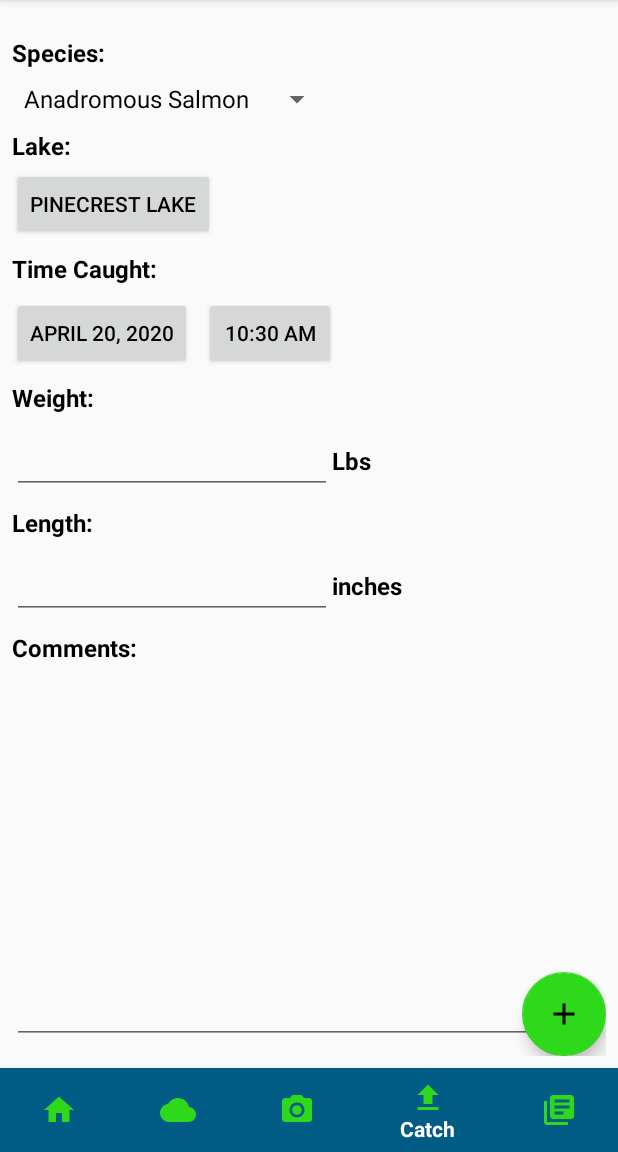
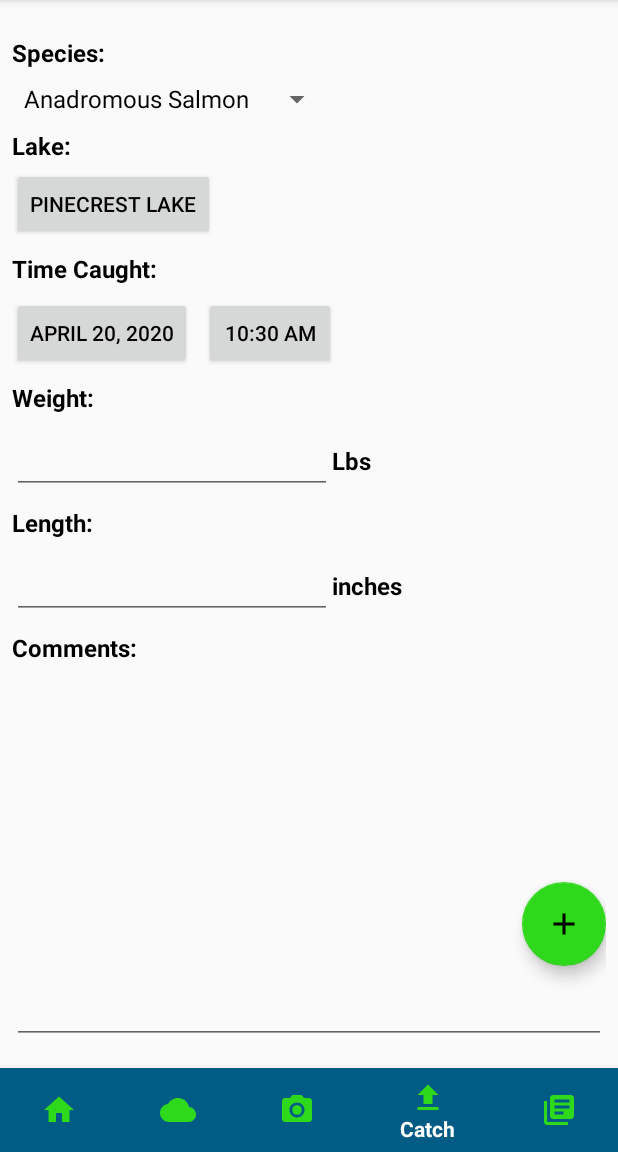
Before and after one commit to true-soria/ShoreBuddy, an Android app: the CatchEntryFragment screen opened through its navigation route, on a phone screen of 412 x 824 dp, the part 84-1236 px from its top. Run offline under Robolectric (Android 15) with nearby library versions, the phone set to English and light mode, and no system bars; our stand-ins replace Room's generated code, Volley, navigation-ui.

Commit message:
implemented map API on second button, no fish species present on display

```diff
--- a/app/src/main/res/layout/fragment_catch_entry.xml
+++ b/app/src/main/res/layout/fragment_catch_entry.xml
@@ -12,64 +12,64 @@
         android:layout_width="match_parent"
         android:layout_height="wrap_content"
         android:layout_marginTop="16dp"
+        android:text="@string/species_prompt"
+        android:textSize="16sp"
         android:textStyle="bold"
-        android:textSize="16sp"
-        app:layout_constraintTop_toTopOf="parent"
         app:layout_constraintStart_toStartOf="parent"
-        android:text="@string/species_prompt" />
+        app:layout_constraintTop_toTopOf="parent" />
 
     <Spinner
         android:id="@+id/fish_species_spinner"
         android:layout_width="wrap_content"
         android:layout_height="wrap_content"
         android:layout_marginVertical="8dp"
-        app:layout_constraintTop_toBottomOf="@id/fish_entry_title"
-        app:layout_constraintStart_toStartOf="parent" />
+        app:layout_constraintStart_toStartOf="parent"
+        app:layout_constraintTop_toBottomOf="@id/fish_entry_title" />
 
     <TextView
         android:id="@+id/caught_btn_prompt"
         android:layout_width="wrap_content"
         android:layout_height="wrap_content"
+        android:layout_marginTop="8dp"
         android:text="@string/lake_prompt"
-        android:layout_marginTop="8dp"
         android:textSize="16sp"
         android:textStyle="bold"
-        app:layout_constraintTop_toBottomOf="@id/fish_species_spinner"
-        app:layout_constraintStart_toStartOf="parent"/>
+        app:layout_constraintStart_toStartOf="parent"
+        app:layout_constraintTop_toBottomOf="@id/fish_species_spinner" />
 
     <Button
         android:id="@+id/caught_lake_btn"
         android:layout_width="wrap_content"
         android:layout_height="wrap_content"
+        android:layout_marginVertical="4dp"
         android:clickable="false"
-        android:layout_marginVertical="4dp"
-        app:layout_constraintTop_toBottomOf="@id/caught_btn_prompt"
-        app:layout_constraintStart_toStartOf="parent" />
+        app:layout_constraintStart_toStartOf="parent"
+        app:layout_constraintTop_toBottomOf="@id/caught_btn_prompt" />
 
     <TextView
         android:id="@+id/date_time_prompt"
         android:layout_width="wrap_content"
         android:layout_height="wrap_content"
+        android:layout_marginTop="8dp"
         android:text="@string/time_caught_prompt"
-        android:layout_marginTop="8dp"
         android:textSize="16sp"
         android:textStyle="bold"
-        app:layout_constraintTop_toBottomOf="@id/caught_lake_btn"
-        app:layout_constraintStart_toStartOf="parent"/>
+        app:layout_constraintStart_toStartOf="parent"
+        app:layout_constraintTop_toBottomOf="@id/caught_lake_btn" />
 
     <Button
         android:id="@+id/date_btn"
-        android:layout_marginVertical="8dp"
         android:layout_width="wrap_content"
         android:layout_height="wrap_content"
+        android:layout_marginVertical="8dp"
         app:layout_constraintStart_toStartOf="parent"
         app:layout_constraintTop_toBottomOf="@id/date_time_prompt" />
 
     <Button
         android:id="@+id/time_btn"
-        android:layout_marginStart="8dp"
         android:layout_width="wrap_content"
         android:layout_height="wrap_content"
+        android:layout_marginStart="8dp"
         app:layout_constraintBaseline_toBaselineOf="@id/date_btn"
         app:layout_constraintStart_toEndOf="@id/date_btn" />
 
@@ -77,86 +77,88 @@
         android:id="@+id/weight_prompt"
         android:layout_width="wrap_content"
         android:layout_height="wrap_content"
+        android:layout_marginTop="8dp"
         android:text="@string/weight"
-        android:layout_marginTop="8dp"
         android:textSize="16sp"
         android:textStyle="bold"
-        app:layout_constraintTop_toBottomOf="@id/date_btn"
-        app:layout_constraintStart_toStartOf="parent"/>
+        app:layout_constraintStart_toStartOf="parent"
+        app:layout_constraintTop_toBottomOf="@id/date_btn" />
 
     <EditText
         android:id="@+id/weight_input"
         android:layout_width="wrap_content"
         android:layout_height="wrap_content"
+        android:layout_marginTop="8dp"
         android:ems="10"
-        android:layout_marginTop="8dp"
         android:inputType="numberDecimal"
-        app:layout_constraintTop_toBottomOf="@id/weight_prompt"
-        app:layout_constraintStart_toStartOf="parent" />
+        app:layout_constraintStart_toStartOf="parent"
+        app:layout_constraintTop_toBottomOf="@id/weight_prompt" />
 
     <TextView
         android:id="@+id/lbs_text"
         android:layout_width="wrap_content"
         android:layout_height="wrap_content"
+        android:layout_marginTop="8dp"
         android:text="@string/lbs"
-        android:layout_marginTop="8dp"
         android:textSize="16sp"
         android:textStyle="bold"
         app:layout_constraintBaseline_toBaselineOf="@id/weight_input"
-        app:layout_constraintStart_toEndOf="@id/weight_input"/>
+        app:layout_constraintStart_toEndOf="@id/weight_input" />
 
     <TextView
         android:id="@+id/length_prompt"
         android:layout_width="wrap_content"
         android:layout_height="wrap_content"
+        android:layout_marginTop="8dp"
         android:text="@string/length"
-        android:layout_marginTop="8dp"
         android:textSize="16sp"
         android:textStyle="bold"
-        app:layout_constraintTop_toBottomOf="@id/weight_input"
-        app:layout_constraintStart_toStartOf="parent"/>
+        app:layout_constraintStart_toStartOf="parent"
+        app:layout_constraintTop_toBottomOf="@id/weight_input" />
 
     <EditText
         android:id="@+id/length_input"
         android:layout_width="wrap_content"
         android:layout_height="wrap_content"
+        android:layout_marginTop="8dp"
         android:ems="10"
-        android:layout_marginTop="8dp"
         android:inputType="numberDecimal"
-        app:layout_constraintTop_toBottomOf="@id/length_prompt"
-        app:layout_constraintStart_toStartOf="parent" />
+        app:layout_constraintStart_toStartOf="parent"
+        app:layout_constraintTop_toBottomOf="@id/length_prompt" />
 
     <TextView
         android:id="@+id/inches_text"
         android:layout_width="wrap_content"
         android:layout_height="wrap_content"
+        android:layout_marginTop="8dp"
         android:text="@string/inches"
-        android:layout_marginTop="8dp"
         android:textSize="16sp"
         android:textStyle="bold"
         app:layout_constraintBaseline_toBaselineOf="@id/length_input"
-        app:layout_constraintStart_toEndOf="@id/length_input"/>
+        app:layout_constraintStart_toEndOf="@id/length_input" />
+
     <TextView
         android:id="@+id/comments_label"
         android:layout_width="wrap_content"
         android:layout_height="wrap_content"
+        android:layout_marginVertical="8dp"
         android:text="@string/comments"
         android:textSize="16sp"
         android:textStyle="bold"
-        app:layout_constraintTop_toBottomOf="@id/length_input"
-        android:layout_marginVertical="8dp"
-        app:layout_constraintStart_toStartOf="parent"/>
+        app:layout_constraintStart_toStartOf="parent"
+        app:layout_constraintTop_toBottomOf="@id/length_input" />
+
     <EditText
         android:id="@+id/comments_input"
-        android:inputType="textMultiLine|textCapSentences"
         android:layout_width="0dp"
         android:layout_height="0dp"
         android:layout_marginVertical="8dp"
+        android:gravity="top|left"
         android:imeOptions="actionDone"
-        android:scrollHorizontally="false"
-        android:gravity="top|left"
+        android:inputType="textMultiLine|textCapSentences"
         android:maxLines="8"
         android:scrollbars="vertical"
+        android:scrollHorizontally="false"
         app:layout_constraintBottom_toBottomOf="parent"
         app:layout_constraintEnd_toEndOf="parent"
         app:layout_constraintStart_toStartOf="parent"
@@ -166,6 +168,7 @@
         android:id="@+id/save_button"
         android:layout_width="wrap_content"
         android:layout_height="wrap_content"
+        android:layout_marginBottom="60dp"
         android:src="@drawable/ic_add_black_24dp"
         app:layout_constraintBottom_toBottomOf="parent"
         app:layout_constraintEnd_toEndOf="parent" />
--- a/app/src/main/res/menu/bottom_navigation_menu.xml
+++ b/app/src/main/res/menu/bottom_navigation_menu.xml
@@ -7,7 +7,7 @@
         android:title="Home"
         app:showAsAction="always" />
     <item
-        android:id="@+id/mainFragment"
+        android:id="@+id/lakeFragment"
         android:icon="@drawable/ic_cloud"
         android:title="Weather"
         app:showAsAction="always" />
--- a/app/src/main/res/navigation/nav_graph.xml
+++ b/app/src/main/res/navigation/nav_graph.xml
@@ -11,8 +11,8 @@
         android:label="LakeSelectFragment"
         tools:layout="@layout/lake_select_fragment">
         <action
-            android:id="@+id/action_lakeSelectFragment_to_mainFragment"
-            app:destination="@+id/mainFragment" />
+            android:id="@+id/action_lakeSelectFragment_to_homepageView"
+            app:destination="@id/homepageView" />
     </fragment>
     <fragment
         android:id="@+id/mainFragment"
@@ -67,4 +67,13 @@
         android:name="com.example.shorebuddy.views.CatchRecordDisplayFragment"
         android:label="catch_record_display_fragment"
         tools:layout="@layout/catch_record_display_fragment" />
+    <fragment
+        android:id="@+id/lakeFragment"
+        android:name="com.example.shorebuddy.views.LakeFragment"
+        android:label="fragment_lake"
+        tools:layout="@layout/fragment_lake" >
+        <action
+            android:id="@+id/action_lakeFragment_to_lakeSelectFragment"
+            app:destination="@id/lakeSelectFragment" />
+    </fragment>
 </navigation>
--- /dev/null
+++ b/app/src/main/res/values/map_key.xml
@@ -0,0 +1,4 @@
+<?xml version="1.0" encoding="utf-8"?>
+<resources>
+    <string name="map_key" translatable="false">AIzaSyAf0ze7QXwjmua6Kuyv8gLvz-odYi8BlUo</string>
+</resources>
```
Also changed, not shown: app/src/main/AndroidManifest.xml (+12 -4 lines), app/src/main/java/com/example/shorebuddy/views/CatchEntryFragment.java (+14 -1 lines), app/src/main/java/com/example/shorebuddy/views/LakeFragment.java (added, +122 -0 lines), app/src/main/java/com/example/shorebuddy/views/LakeSelectFragment.java (+16 -2 lines), app/src/main/res/layout/fragment_lake.xml (added, +51 -0 lines).
